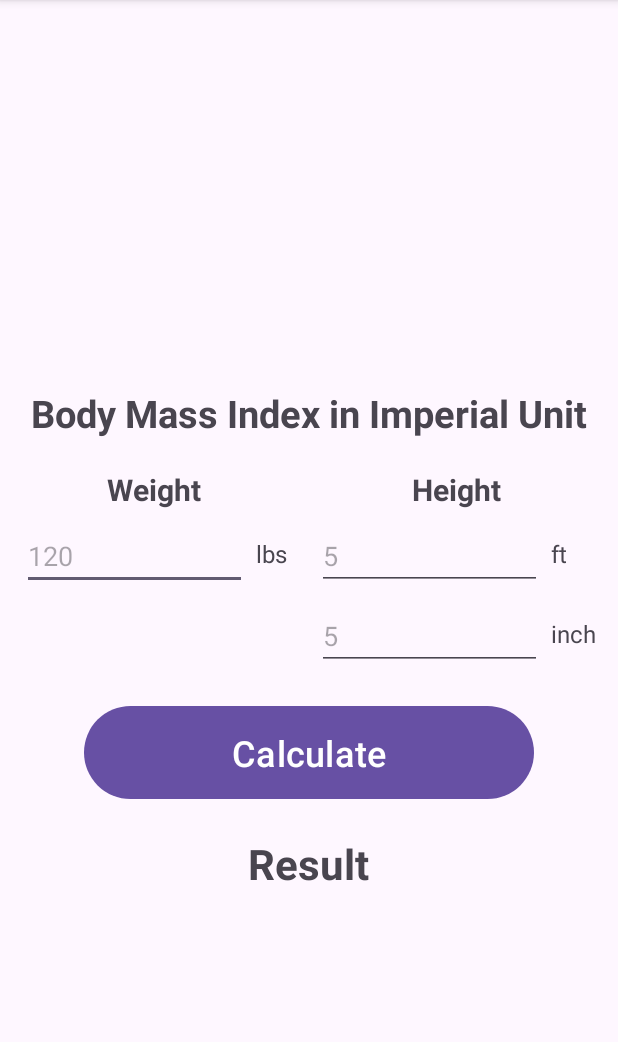
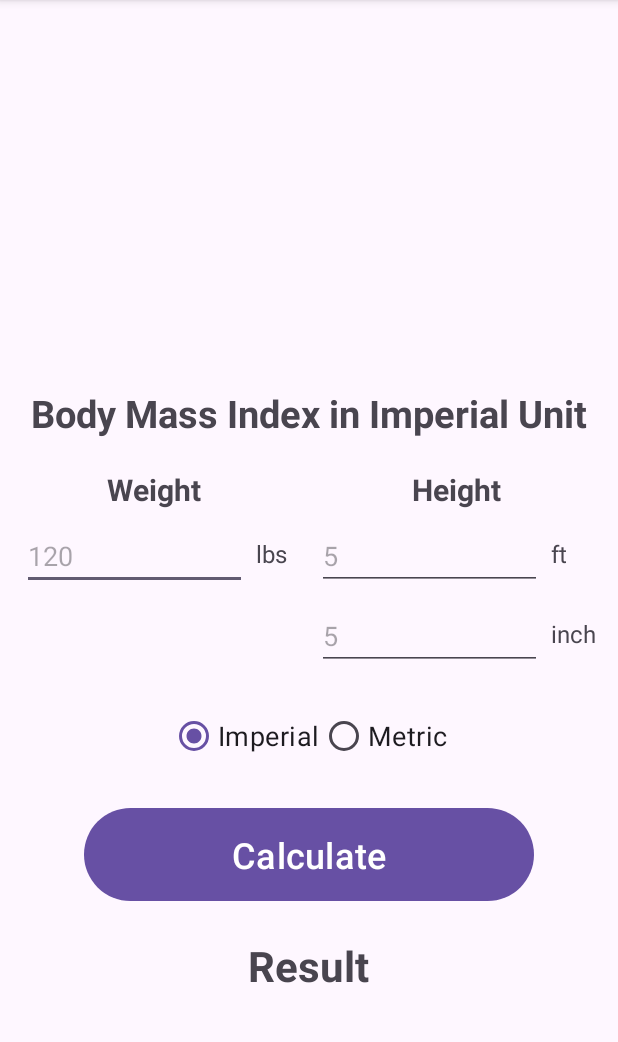
Before and after one commit to evanch98/bmi-android-kotlin, an Android app: the screen it shows after launch (MainActivity), on a phone screen of 412 x 824 dp, the part 96-1138 px from its top. Run offline under Robolectric (Android 15) with nearby library versions, the phone set to English and light mode, and no system bars.

Commit message:
add radio buttons to allow users select unit

```diff
--- a/app/src/main/res/layout/activity_main.xml
+++ b/app/src/main/res/layout/activity_main.xml
@@ -116,11 +116,34 @@
 
         </RelativeLayout>
 
+        <RadioGroup
+            android:id="@+id/rgUnit"
+            android:layout_below="@id/rlWeightHeight"
+            android:layout_marginTop="20dp"
+            android:layout_width="wrap_content"
+            android:layout_height="wrap_content"
+            android:orientation="horizontal"
+            android:layout_centerHorizontal="true">
+
+            <RadioButton
+                android:layout_width="wrap_content"
+                android:layout_height="wrap_content"
+                android:text="@string/imperial"
+                android:textSize="18sp"
+                android:checked="true"/>
+
+            <RadioButton
+                android:layout_width="wrap_content"
+                android:layout_height="wrap_content"
+                android:text="@string/metric"
+                android:textSize="18sp"/>
+        </RadioGroup>
+
         <Button
             android:id="@+id/btnCalculate"
             android:layout_width="300dp"
             android:layout_height="70dp"
-            android:layout_below="@+id/rlWeightHeight"
+            android:layout_below="@+id/rgUnit"
             android:layout_centerHorizontal="true"
             android:layout_marginTop="20dp"
             android:text="@string/button_text"
--- a/app/src/main/res/values/strings.xml
+++ b/app/src/main/res/values/strings.xml
@@ -10,6 +10,6 @@
     <string name="result_text">Result</string>
     <string name="weight_hint">120</string>
     <string name="height_hint">5</string>
-    <string name="teen">Teen</string>
-    <string name="adult">Adult</string>
+    <string name="metric">Metric</string>
+    <string name="imperial">Imperial</string>
 </resources>
```
